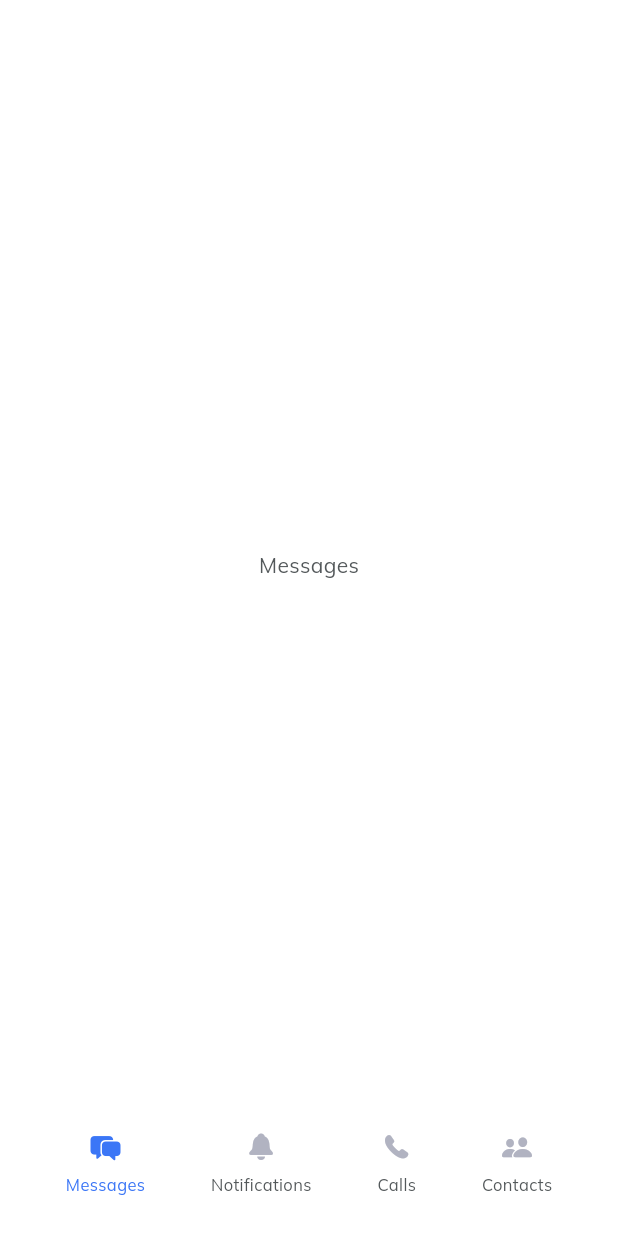
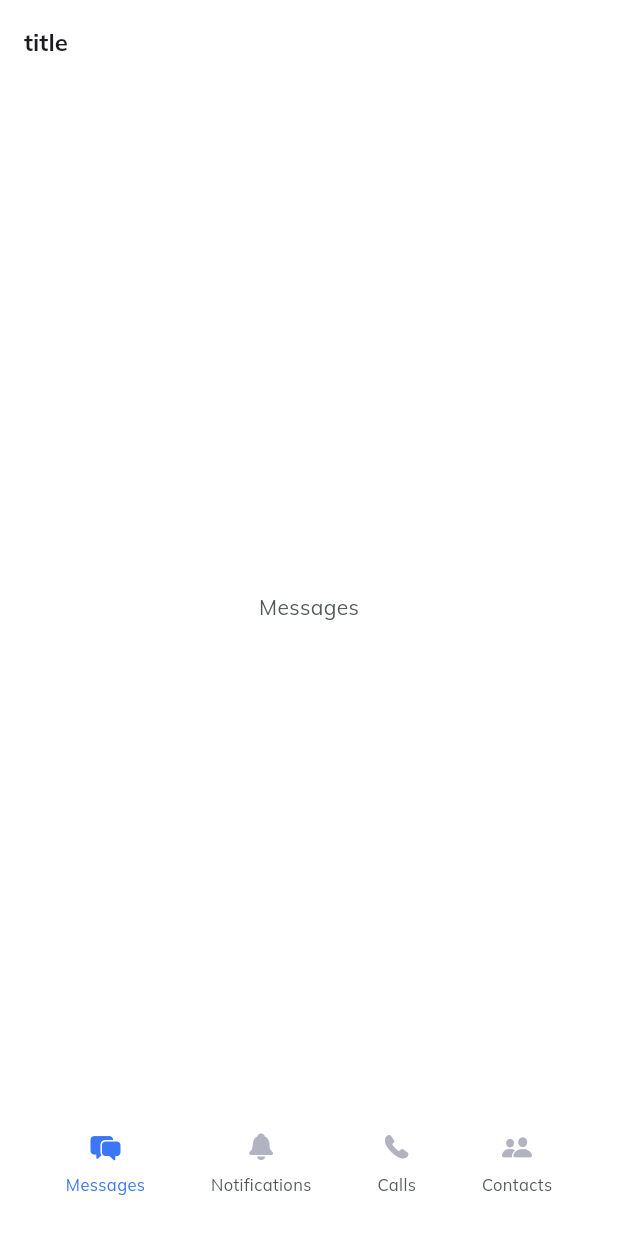
Before and after one commit to vedantkingh/ChatApp, a Flutter app: the screen it shows after launch, on a phone screen of 412 x 824 dp. Run offline on Flutter 3.47's test engine with Material 3 defaults, Android fonts, the phone set to English and light mode, and no system bars; our stand-ins replace google_fonts.

Commit message:
UI Updates

```diff
--- a/lib/screens/home_screen.dart
+++ b/lib/screens/home_screen.dart
@@ -26,6 +26,17 @@ class _HomeScreenState extends State<HomeScreen> {
   @override
   Widget build(BuildContext context) {
     return Scaffold(
+      appBar: AppBar(
+        backgroundColor: Colors.transparent,
+        elevation: 0,
+        title: Text(
+          'title',
+          style: const TextStyle(
+            fontWeight: FontWeight.bold,
+            fontSize: 16,
+          ),
+        ),
+      ),
       body: ValueListenableBuilder(
         valueListenable: pageIndex,
         builder: (BuildContext context, int value, _) {
```
